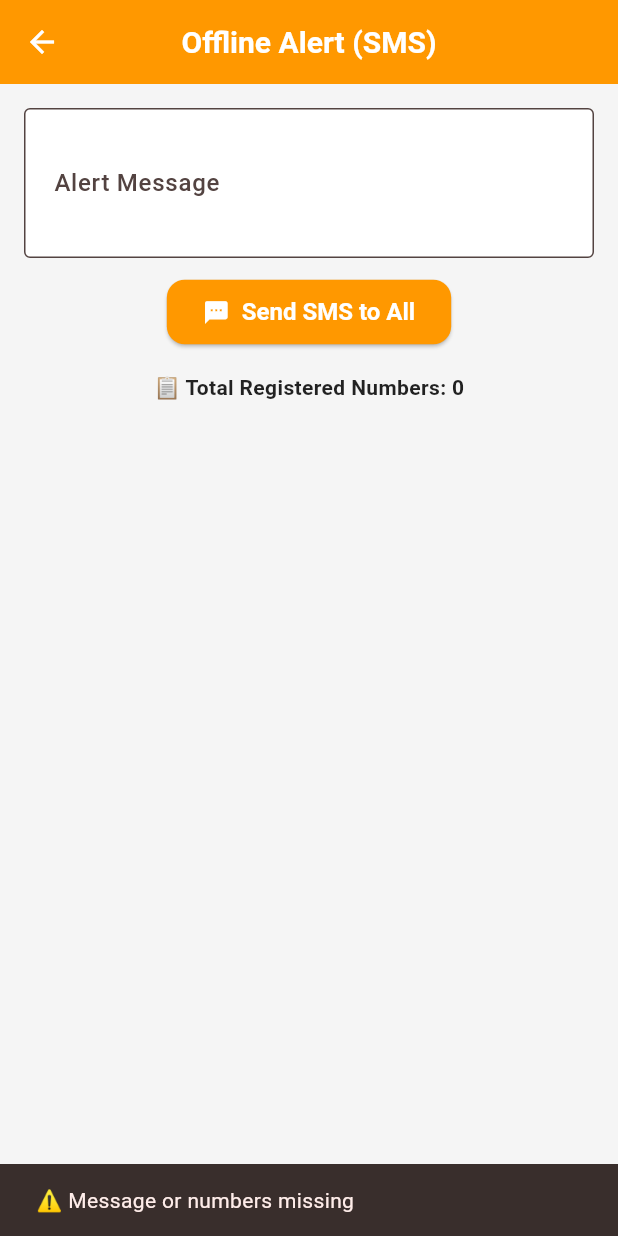
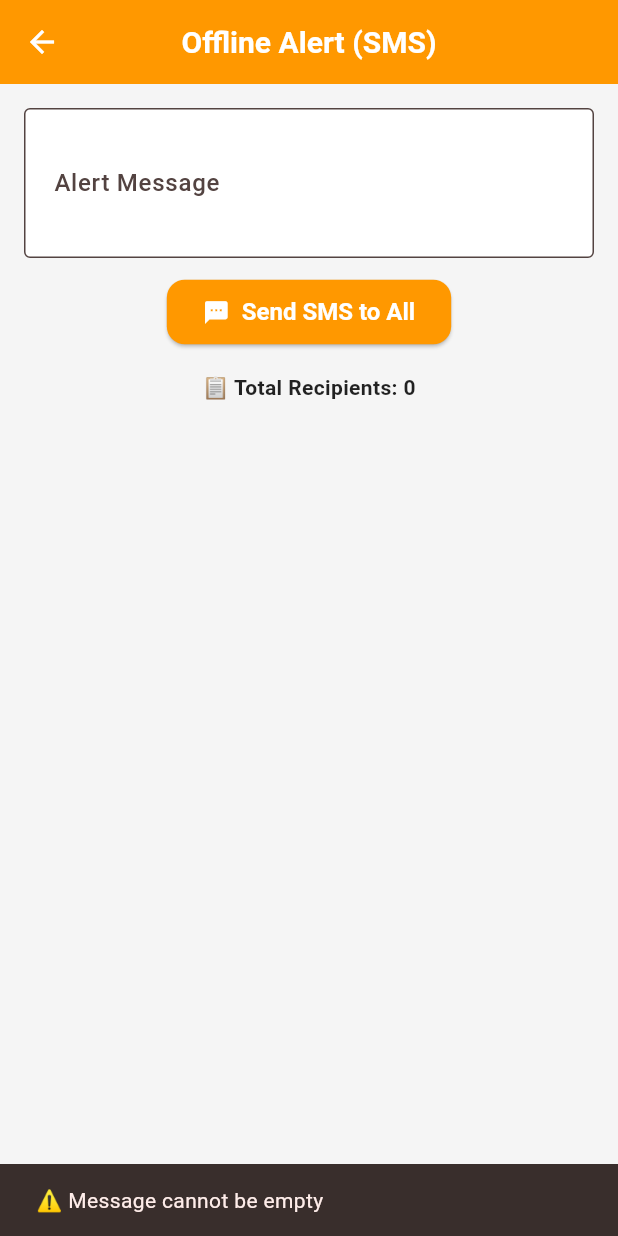
Before and after one commit to Aksha-2004/now, a Flutter app: the OfflineAlertPage screen opened by its route, after a tap on "Send SMS to All", on a phone screen of 412 x 824 dp. Run offline on Flutter 3.47's test engine with Material 3 defaults, Android fonts, the phone set to English and light mode, and no system bars; our stand-ins replace cloud_firestore, firebase_auth, firebase_core, firebase_messaging, geocoding, geolocator; accounts and stored records are empty.

Commit message:
Update offline_alerts_page.dart

```diff
--- a/lib/offline_alerts_page.dart
+++ b/lib/offline_alerts_page.dart
@@ -14,26 +14,14 @@
   List<String> phoneNumbers = [];
   bool isLoading = true;
 
-  @override
-  void initState() {
-    super.initState();
-    _loadPhoneNumbers();
-  }
-
-  @override
-  void dispose() {
-    _messageController.dispose();
-    super.dispose();
-  }
-
-  // 🔹 Load registered phone numbers
+  // ✅ Load phone numbers from Firestore
   Future<void> _loadPhoneNumbers() async {
     try {
       final snapshot =
           await FirebaseFirestore.instance.collection('users').get();
 
       final seen = <String>{};
-      final numbers = snapshot.docs
+      final fetchedNumbers = snapshot.docs
           .map((doc) => doc.data()['phone']?.toString().trim())
           .where((phone) =>
               phone != null && phone.isNotEmpty && seen.add(phone!))
@@ -41,7 +29,7 @@
           .toList();
 
       setState(() {
-        phoneNumbers = numbers;
+        phoneNumbers = fetchedNumbers;
         isLoading = false;
       });
     } catch (e) {
@@ -52,38 +40,42 @@
     }
   }
 
-  // 📩 Open NORMAL SMS app with ALL numbers
+  // ✅ Open SMS app with ALL numbers + message filled
   Future<void> _openSMSApp() async {
     final message = _messageController.text.trim();
 
-    if (message.isEmpty || phoneNumbers.isEmpty) {
+    if (message.isEmpty) {
       ScaffoldMessenger.of(context).showSnackBar(
-        const SnackBar(content: Text("⚠️ Message or numbers missing")),
+        const SnackBar(content: Text("⚠️ Message cannot be empty")),
       );
       return;
     }
 
-    // ✅ All numbers separated by comma
-    final String recipients = phoneNumbers.join(',');
+    if (phoneNumbers.isEmpty) {
+      ScaffoldMessenger.of(context).showSnackBar(
+        const SnackBar(content: Text("⚠️ No phone numbers found")),
+      );
+      return;
+    }
 
-    final Uri smsUri = Uri(
-      scheme: 'sms',
-      path: recipients,
-      queryParameters: {
-        'body': message,
-      },
+    final numbers = phoneNumbers.join(',');
+    final uri = Uri.parse(
+      "sms:$numbers?body=${Uri.encodeComponent(message)}",
     );
 
-    if (await canLaunchUrl(smsUri)) {
-      await launchUrl(
-        smsUri,
-        mode: LaunchMode.externalApplication,
-      );
+    if (await canLaunchUrl(uri)) {
+      await launchUrl(uri);
     } else {
       ScaffoldMessenger.of(context).showSnackBar(
         const SnackBar(content: Text("❌ Could not open SMS app")),
       );
     }
+  }
+
+  @override
+  void initState() {
+    super.initState();
+    _loadPhoneNumbers();
   }
 
   @override
@@ -119,8 +111,20 @@
                   ),
                   const SizedBox(height: 16),
                   Text(
-                    "📋 Total Registered Numbers: ${phoneNumbers.length}",
+                    "📋 Total Recipients: ${phoneNumbers.length}",
                     style: const TextStyle(fontWeight: FontWeight.bold),
+                  ),
+                  const SizedBox(height: 6),
+                  Expanded(
+                    child: ListView.builder(
+                      itemCount: phoneNumbers.length,
+                      itemBuilder: (context, index) {
+                        return ListTile(
+                          leading: const Icon(Icons.phone),
+                          title: Text(phoneNumbers[index]),
+                        );
+                      },
+                    ),
                   ),
                 ],
               ),
```
